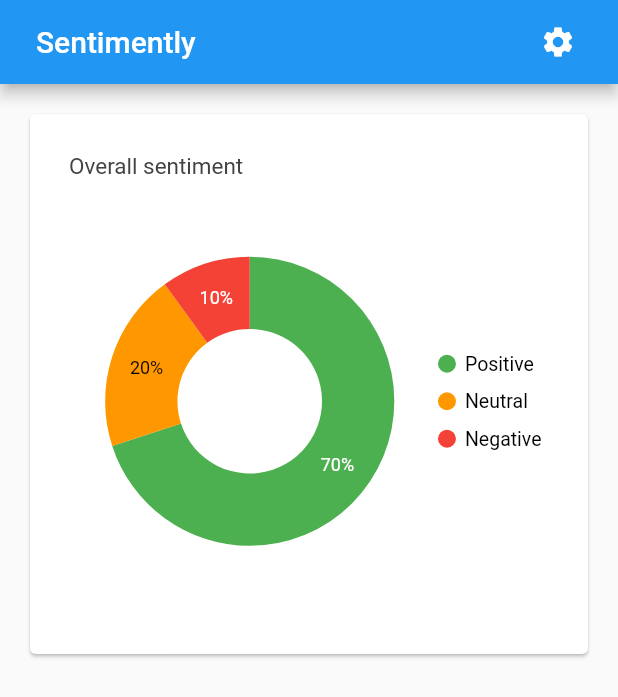
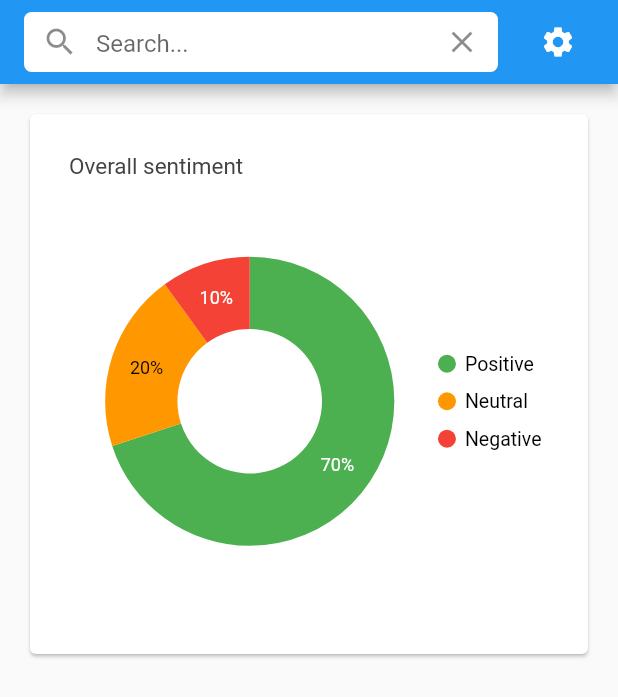
Before and after one commit to Thouny/sis_group6, a Flutter app: the screen it shows after launch, on a phone screen of 412 x 824 dp. Shown: the top 697 px of the screen. Run offline on Flutter 3.47's test engine with Material 2 defaults, Android fonts, the phone set to English and light mode, and no system bars; our stand-ins replace connectivity_plus, equatable, flutter_bloc, routemaster, syncfusion_flutter_charts.

Commit message:
Search Bar UI Created
I also added a tweets_data file to begin implementation of the UI for the "List of Tweets" component (Refer to Trello)

```diff
--- a/lib/core/consts/home/home.dart
+++ b/lib/core/consts/home/home.dart
@@ -1,4 +1,5 @@
 class HomeConsts {
   static const appName = 'Sentimently';
   static const sentimentChartTitle = 'Overall sentiment';
+  static const sentimentListOfTweetsTitle = 'List of Tweets';
 }
--- a/lib/presentation/root_page_tab_scaffold.dart
+++ b/lib/presentation/root_page_tab_scaffold.dart
@@ -1,6 +1,5 @@
 import 'package:flutter/material.dart';
 import 'package:routemaster/routemaster.dart';
-import 'package:sis_group6/core/consts/home/home.dart';
 
 class RootPageTabScaffold extends StatefulWidget {
   const RootPageTabScaffold({Key? key}) : super(key: key);
@@ -42,10 +41,7 @@ class _RootPageTabScaffoldState extends State<RootPageTabScaffold>
 
   AppBar _buildAppBar(BuildContext context, String currentPath) {
     return AppBar(
-      title: const Padding(
-        padding: EdgeInsets.all(8),
-        child: Text(HomeConsts.appName),
-      ),
+      title: _SearchBar(onSubmitted: (value) {}, onClear: () {}),
       actions: [
         Padding(
           padding: const EdgeInsets.only(right: 16),
@@ -58,3 +54,33 @@ class _RootPageTabScaffoldState extends State<RootPageTabScaffold>
     );
   }
 }
+
+class _SearchBar extends StatelessWidget {
+  const _SearchBar({required this.onSubmitted, required this.onClear});
+
+  final Function(String)? onSubmitted;
+  final VoidCallback? onClear;
+
+  @override
+  Widget build(BuildContext context) {
+    return Container(
+      width: double.infinity,
+      height: 40,
+      decoration: BoxDecoration(
+        color: Colors.white,
+        borderRadius: BorderRadius.circular(5),
+      ),
+      child: TextField(
+        onSubmitted: onSubmitted,
+        decoration: InputDecoration(
+            prefixIcon: const Icon(Icons.search),
+            suffixIcon: IconButton(
+              icon: const Icon(Icons.clear),
+              onPressed: onClear,
+            ),
+            hintText: 'Search...',
+            border: InputBorder.none),
+      ),
+    );
+  }
+}
```
Also changed, not shown: lib/mock/tweets_data.dart (added, +15 -0 lines), 1 other file.
